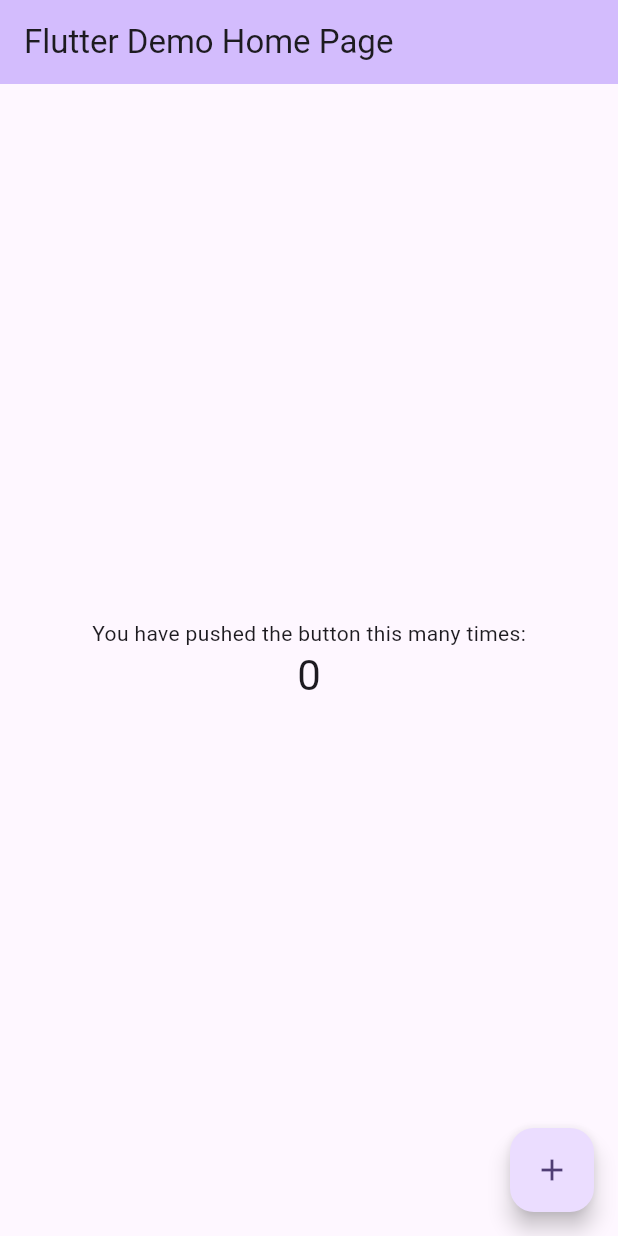
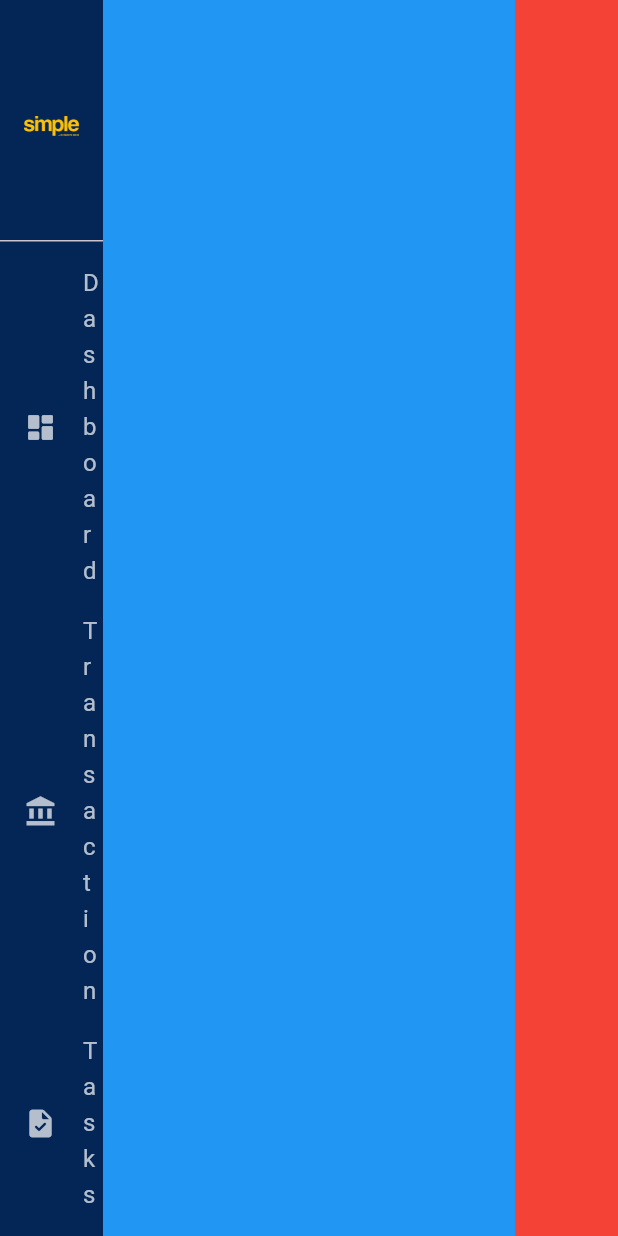
Before and after one commit to jacinlowe/folder-struct-maker, a Flutter app: the screen it shows after launch, on a phone screen of 412 x 824 dp. Run offline on Flutter 3.47's test engine with Material 3 defaults, Android fonts, the phone set to English and light mode, and no system bars; missing offline and left inert: window_manager.

Commit message:
updated stuff

```diff
--- /dev/null
+++ b/flutter_view/lib/components/drawer_list_tile.dart
@@ -0,0 +1,35 @@
+import 'package:flutter/material.dart';
+
+class DrawerListTile extends StatelessWidget {
+  const DrawerListTile({
+    super.key,
+    required this.title,
+    required this.icon,
+    required this.press,
+  });
+
+  final String title;
+  final IconData icon;
+  final VoidCallback press;
+
+  @override
+  Widget build(BuildContext context) {
+    return Material(
+        type: MaterialType.transparency,
+        child: ListTile(
+          onTap: press,
+          hoverColor: Color.fromARGB(49, 160, 160, 160),
+          selectedTileColor: Colors.red,
+          horizontalTitleGap: 15.0,
+          leading: Icon(
+            icon,
+            color: Colors.white70,
+            size: 22,
+          ),
+          title: Text(
+            title,
+            style: TextStyle(color: Colors.white70),
+          ),
+        ));
+  }
+}
--- /dev/null
+++ b/flutter_view/lib/components/sidemenu.dart
@@ -0,0 +1,54 @@
+import 'package:flutter/material.dart';
+
+import 'drawer_list_tile.dart';
+
+class SideMenu extends StatelessWidget {
+  const SideMenu({
+    super.key,
+  });
+
+  @override
+  Widget build(BuildContext context) {
+    return Scaffold(
+      body: Container(
+        height: double.infinity,
+        color: Color.fromARGB(255, 3, 38, 86),
+        child: Column(
+          mainAxisAlignment: MainAxisAlignment.start,
+          children: [
+            DrawerHeader(
+                child: Image.asset(
+              'assets/images/logo.png',
+              color: Colors.amber,
+            )),
+            Center(
+              child: SingleChildScrollView(
+                  child: Column(
+                children: [],
+              )),
+            ),
+            DrawerListTile(
+                title: "Dashboard",
+                icon: Icons.dashboard_rounded,
+                press: () {}),
+            DrawerListTile(
+                title: "Transaction",
+                icon: Icons.account_balance,
+                press: () {}),
+            DrawerListTile(
+                title: "Tasks", icon: Icons.task_rounded, press: () {}),
+            DrawerListTile(
+                title: "Documents", icon: Icons.edit_document, press: () {}),
+            DrawerListTile(
+                title: "Notification", icon: Icons.chat_rounded, press: () {}),
+            DrawerListTile(
+                title: "Profile", icon: Icons.person_2, press: () {}),
+            const Spacer(),
+            DrawerListTile(
+                title: "Settings", icon: Icons.settings, press: () {})
+          ],
+        ),
+      ),
+    );
+  }
+}
--- a/flutter_view/lib/main.dart
+++ b/flutter_view/lib/main.dart
@@ -1,6 +1,16 @@
+import 'package:Folder_Struct_Maker/screens/main/main_screen.dart';
 import 'package:flutter/material.dart';
+import 'package:window_manager/window_manager.dart';
 
-void main() {
+void main() async {
+  //  CAN SET UP A CUSTOM TOP BAR
+  // WidgetsFlutterBinding.ensureInitialized();
+  // await windowManager.ensureInitialized();
+  // await windowManager.waitUntilReadyToShow().then((_) async {
+  //   await windowManager.setTitleBarStyle(TitleBarStyle.hidden);
+  //   await windowManager.setTitle('No title');
+  //   await windowManager.show();
+  // });
   runApp(const MyApp());
 }
 
@@ -13,113 +23,10 @@
     return MaterialApp(
       title: 'Flutter Demo',
       theme: ThemeData(
-        // This is the theme of your application.
-        //
-        // TRY THIS: Try running your application with "flutter run". You'll see
-        // the application has a purple toolbar. Then, without quitting the app,
-        // try changing the seedColor in the colorScheme below to Colors.green
-        // and then invoke "hot reload" (save your changes or press the "hot
-        // reload" button in a Flutter-supported IDE, or press "r" if you used
-        // the command line to start the app).
-        //
-        // Notice that the counter didn't reset back to zero; the application
-        // state is not lost during the reload. To reset the state, use hot
-        // restart instead.
-        //
-        // This works for code too, not just values: Most code changes can be
-        // tested with just a hot reload.
         colorScheme: ColorScheme.fromSeed(seedColor: Colors.deepPurple),
         useMaterial3: true,
       ),
-      home: const MyHomePage(title: 'Flutter Demo Home Page'),
+      home: MainScreen(),
     );
   }
 }
-
-class MyHomePage extends StatefulWidget {
-  const MyHomePage({super.key, required this.title});
-
-  // This widget is the home page of your application. It is stateful, meaning
-  // that it has a State object (defined below) that contains fields that affect
-  // how it looks.
-
-  // This class is the configuration for the state. It holds the values (in this
-  // case the title) provided by the parent (in this case the App widget) and
-  // used by the build method of the State. Fields in a Widget subclass are
-  // always marked "final".
-
-  final String title;
-
-  @override
-  State<MyHomePage> createState() => _MyHomePageState();
-}
-
-class _MyHomePageState extends State<MyHomePage> {
-  int _counter = 0;
-
-  void _incrementCounter() {
-    setState(() {
-      // This call to setState tells the Flutter framework that something has
-      // changed in this State, which causes it to rerun the build method below
-      // so that the display can reflect the updated values. If we changed
-      // _counter without calling setState(), then the build method would not be
-      // called again, and so nothing would appear to happen.
-      _counter++;
-    });
-  }
-
-  @override
-  Widget build(BuildContext context) {
-    // This method is rerun every time setState is called, for instance as done
-    // by the _incrementCounter method above.
-    //
-    // The Flutter framework has been optimized to make rerunning build methods
-    // fast, so that you can just rebuild anything that needs updating rather
-    // than having to individually change instances of widgets.
-    return Scaffold(
-      appBar: AppBar(
-        // TRY THIS: Try changing the color here to a specific color (to
-        // Colors.amber, perhaps?) and trigger a hot reload to see the AppBar
-        // change color while the other colors stay the same.
-        backgroundColor: Theme.of(context).colorScheme.inversePrimary,
-        // Here we take the value from the MyHomePage object that was created by
-        // the App.build method, and use it to set our appbar title.
-        title: Text(widget.title),
-      ),
-      body: Center(
-        // Center is a layout widget. It takes a single child and positions it
-        // in the middle of the parent.
-        child: Column(
-          // Column is also a layout widget. It takes a list of children and
-          // arranges them vertically. By default, it sizes itself to fit its
-          // children horizontally, and tries to be as tall as its parent.
-          //
-          // Column has various properties to control how it sizes itself and
-          // how it positions its children. Here we use mainAxisAlignment to
-          // center the children vertically; the main axis here is the vertical
-          // axis because Columns are vertical (the cross axis would be
-          // horizontal).
-          //
-          // TRY THIS: Invoke "debug painting" (choose the "Toggle Debug Paint"
-          // action in the IDE, or press "p" in the console), to see the
-          // wireframe for each widget.
-          mainAxisAlignment: MainAxisAlignment.center,
-          children: <Widget>[
-            const Text(
-              'You have pushed the button this many times:',
-            ),
-            Text(
-              '$_counter',
-              style: Theme.of(context).textTheme.headlineMedium,
-            ),
-          ],
-        ),
-      ),
-      floatingActionButton: FloatingActionButton(
-        onPressed: _incrementCounter,
-        tooltip: 'Increment',
-        child: const Icon(Icons.add),
-      ), // This trailing comma makes auto-formatting nicer for build methods.
-    );
-  }
-}
--- /dev/null
+++ b/flutter_view/lib/screens/main/main_screen.dart
@@ -0,0 +1,28 @@
+import 'package:flutter/material.dart';
+
+import '../../components/sidemenu.dart';
+
+class MainScreen extends StatelessWidget {
+  @override
+  Widget build(BuildContext context) {
+    return Scaffold(
+      body: SafeArea(
+          child: Row(
+        children: [
+          Expanded(child: SideMenu()),
+          Expanded(
+              flex: 4,
+              child: Container(
+                color: Colors.blue,
+              )),
+          Expanded(
+            flex: 1,
+            child: Container(
+              color: Colors.red,
+            ),
+          )
+        ],
+      )),
+    );
+  }
+}
```
Also changed, not shown: flutter_view/pubspec.yaml (+21 -6 lines), flutter_view/temp/myFile.txt (added, +40 -0 lines), flutter_view/assets/images/logo.png (added), flutter_view/pubspec.lock, 6 other files.
